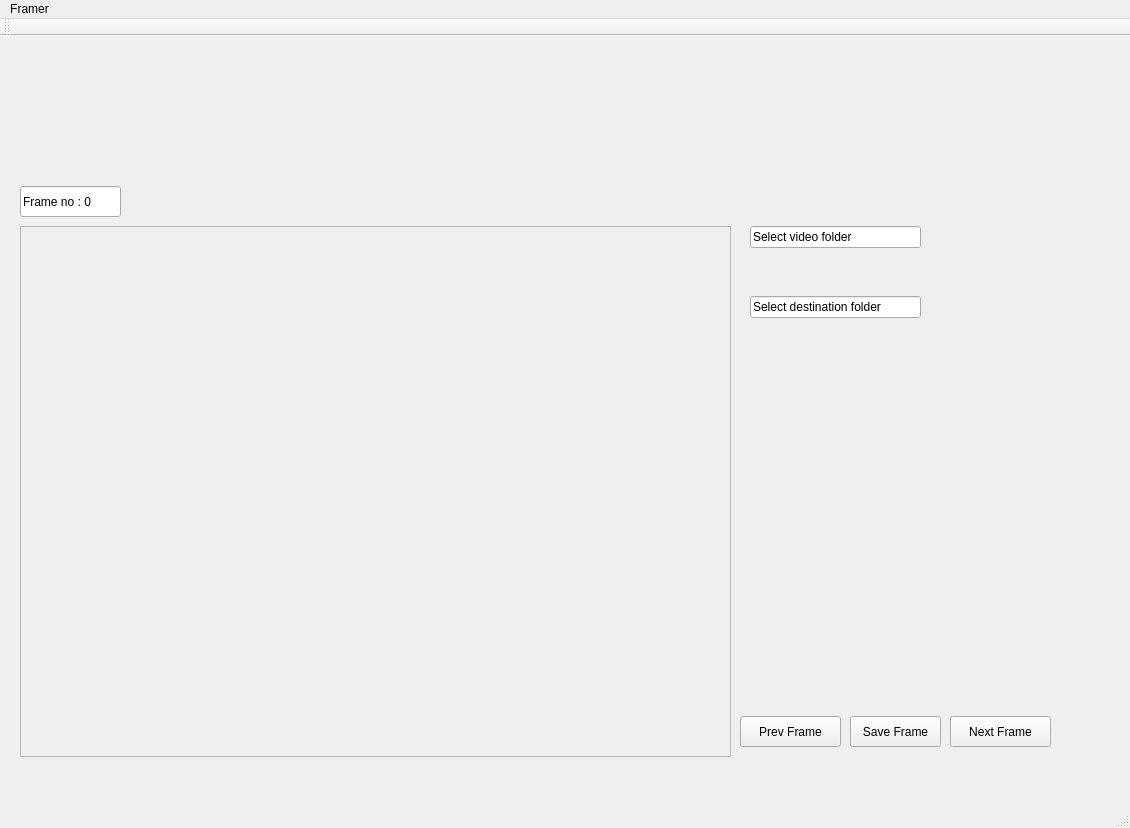
First picture: the form in ui/framer.ui, repository aatishrana495/framer, before the edit.
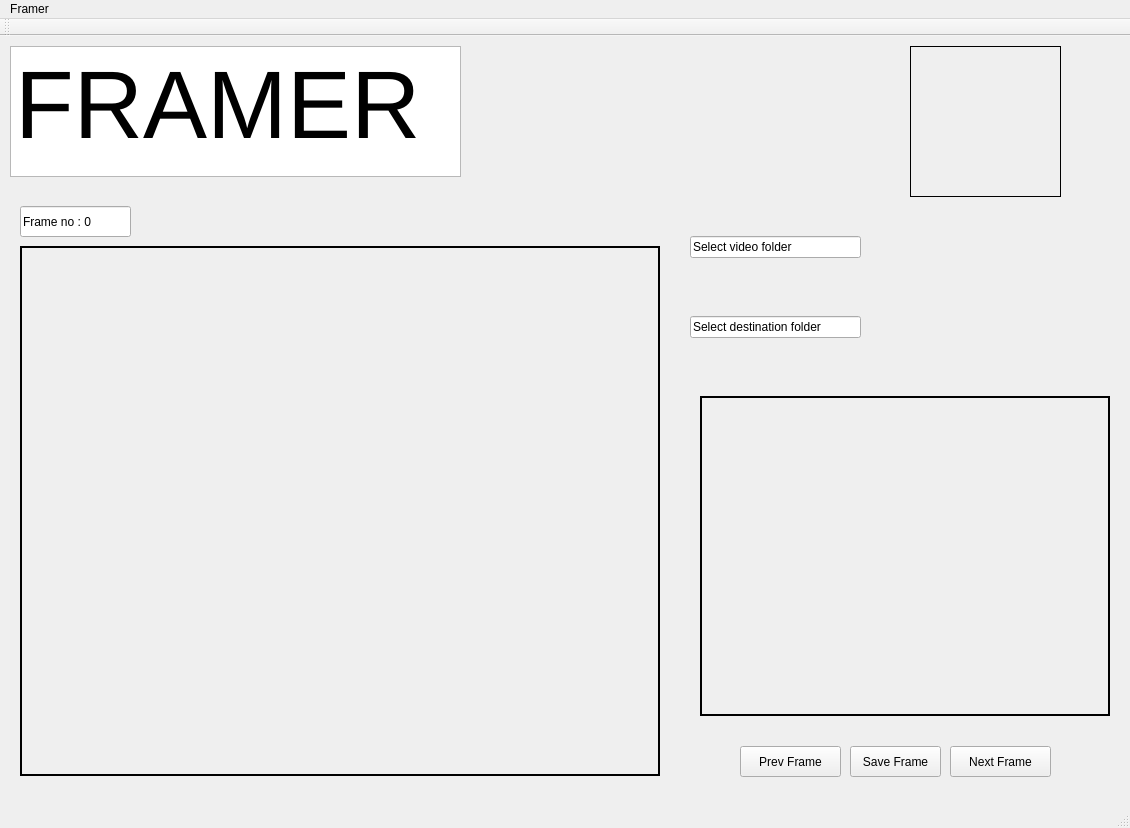
Second picture: the form after the edit.

Commit message: basic design created

What changed in the file:
```diff
--- a/ui/framer.ui
+++ b/ui/framer.ui
@@ -13,28 +13,15 @@
   <property name="windowTitle">
    <string>Framer</string>
   </property>
+  <property name="styleSheet">
+   <string notr="true"/>
+  </property>
   <widget class="QWidget" name="centralWidget">
-   <widget class="QFrame" name="frame">
-    <property name="geometry">
-     <rect>
-      <x>20</x>
-      <y>190</y>
-      <width>711</width>
-      <height>531</height>
-     </rect>
-    </property>
-    <property name="frameShape">
-     <enum>QFrame::StyledPanel</enum>
-    </property>
-    <property name="frameShadow">
-     <enum>QFrame::Raised</enum>
-    </property>
-   </widget>
    <widget class="QPushButton" name="pushButton">
     <property name="geometry">
      <rect>
       <x>850</x>
-      <y>680</y>
+      <y>710</y>
       <width>91</width>
       <height>31</height>
      </rect>
@@ -47,7 +34,7 @@
     <property name="geometry">
      <rect>
       <x>950</x>
-      <y>680</y>
+      <y>710</y>
       <width>101</width>
       <height>31</height>
      </rect>
@@ -60,8 +47,8 @@
     <property name="geometry">
      <rect>
       <x>20</x>
-      <y>150</y>
-      <width>101</width>
+      <y>170</y>
+      <width>111</width>
       <height>31</height>
      </rect>
     </property>
@@ -73,7 +60,7 @@
     <property name="geometry">
      <rect>
       <x>740</x>
-      <y>680</y>
+      <y>710</y>
       <width>101</width>
       <height>31</height>
      </rect>
@@ -85,8 +72,8 @@
    <widget class="QLineEdit" name="lineEdit_2">
     <property name="geometry">
      <rect>
-      <x>750</x>
-      <y>190</y>
+      <x>690</x>
+      <y>200</y>
       <width>171</width>
       <height>22</height>
      </rect>
@@ -98,8 +85,8 @@
    <widget class="QLineEdit" name="lineEdit_3">
     <property name="geometry">
      <rect>
-      <x>750</x>
-      <y>260</y>
+      <x>690</x>
+      <y>280</y>
       <width>171</width>
       <height>22</height>
      </rect>
@@ -108,6 +95,98 @@
      <string>Select destination folder</string>
     </property>
    </widget>
+   <widget class="QTextEdit" name="textEdit">
+    <property name="geometry">
+     <rect>
+      <x>10</x>
+      <y>10</y>
+      <width>451</width>
+      <height>131</height>
+     </rect>
+    </property>
+    <property name="html">
+     <string>&lt;!DOCTYPE HTML PUBLIC &quot;-//W3C//DTD HTML 4.0//EN&quot; &quot;http://www.w3.org/TR/REC-html40/strict.dtd&quot;&gt;
+&lt;html&gt;&lt;head&gt;&lt;meta name=&quot;qrichtext&quot; content=&quot;1&quot; /&gt;&lt;style type=&quot;text/css&quot;&gt;
+p, li { white-space: pre-wrap; }
+&lt;/style&gt;&lt;/head&gt;&lt;body style=&quot; font-family:'Sans Serif'; font-size:9pt; font-weight:400; font-style:normal;&quot;&gt;
+&lt;p style=&quot; margin-top:0px; margin-bottom:0px; margin-left:0px; margin-right:0px; -qt-block-indent:0; text-indent:0px;&quot;&gt;&lt;span style=&quot; font-size:72pt;&quot;&gt;FRAMER&lt;/span&gt;&lt;/p&gt;&lt;/body&gt;&lt;/html&gt;</string>
+    </property>
+   </widget>
+   <widget class="QLabel" name="image_viewer">
+    <property name="enabled">
+     <bool>true</bool>
+    </property>
+    <property name="geometry">
+     <rect>
+      <x>20</x>
+      <y>210</y>
+      <width>640</width>
+      <height>530</height>
+     </rect>
+    </property>
+    <property name="minimumSize">
+     <size>
+      <width>640</width>
+      <height>530</height>
+     </size>
+    </property>
+    <property name="maximumSize">
+     <size>
+      <width>640</width>
+      <height>530</height>
+     </size>
+    </property>
+    <property name="frameShape">
+     <enum>QFrame::WinPanel</enum>
+    </property>
+    <property name="text">
+     <string/>
+    </property>
+   </widget>
+   <widget class="QLabel" name="logo_label">
+    <property name="geometry">
+     <rect>
+      <x>910</x>
+      <y>10</y>
+      <width>151</width>
+      <height>151</height>
+     </rect>
+    </property>
+    <property name="frameShape">
+     <enum>QFrame::Box</enum>
+    </property>
+    <property name="text">
+     <string/>
+    </property>
+   </widget>
+   <widget class="QLabel" name="prev_image">
+    <property name="geometry">
+     <rect>
+      <x>700</x>
+      <y>360</y>
+      <width>410</width>
+      <height>320</height>
+     </rect>
+    </property>
+    <property name="minimumSize">
+     <size>
+      <width>410</width>
+      <height>320</height>
+     </size>
+    </property>
+    <property name="maximumSize">
+     <size>
+      <width>410</width>
+      <height>320</height>
+     </size>
+    </property>
+    <property name="frameShape">
+     <enum>QFrame::WinPanel</enum>
+    </property>
+    <property name="text">
+     <string/>
+    </property>
+   </widget>
   </widget>
   <widget class="QMenuBar" name="menuBar">
    <property name="geometry">
```
The commit also changes 6 other files.
